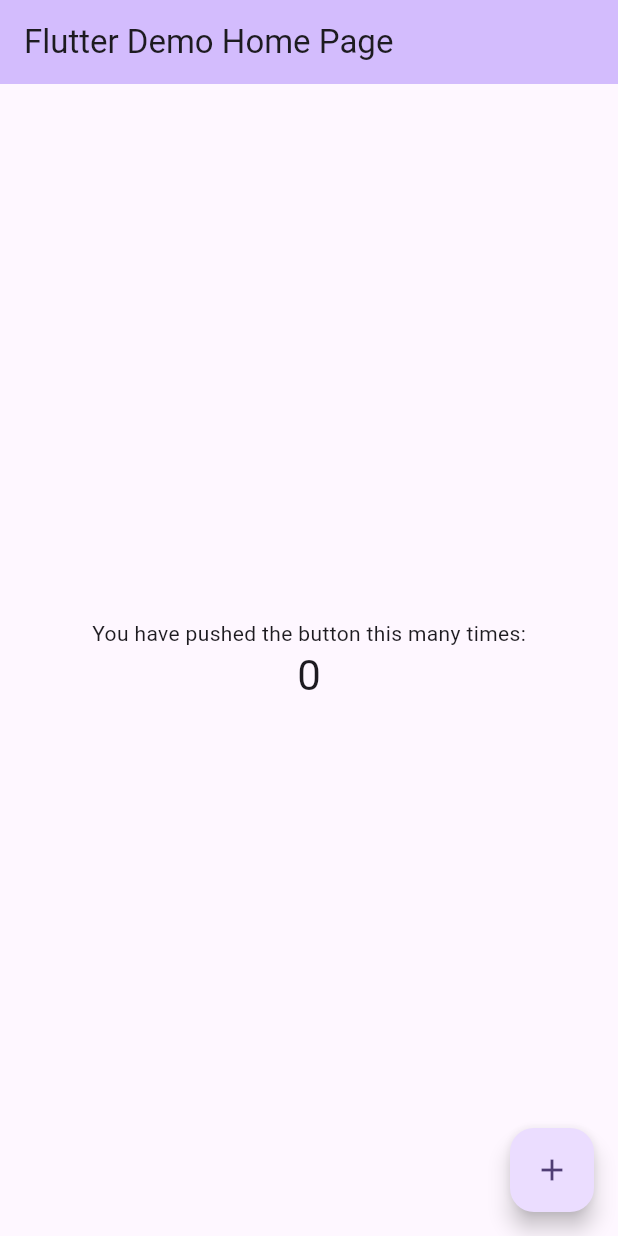
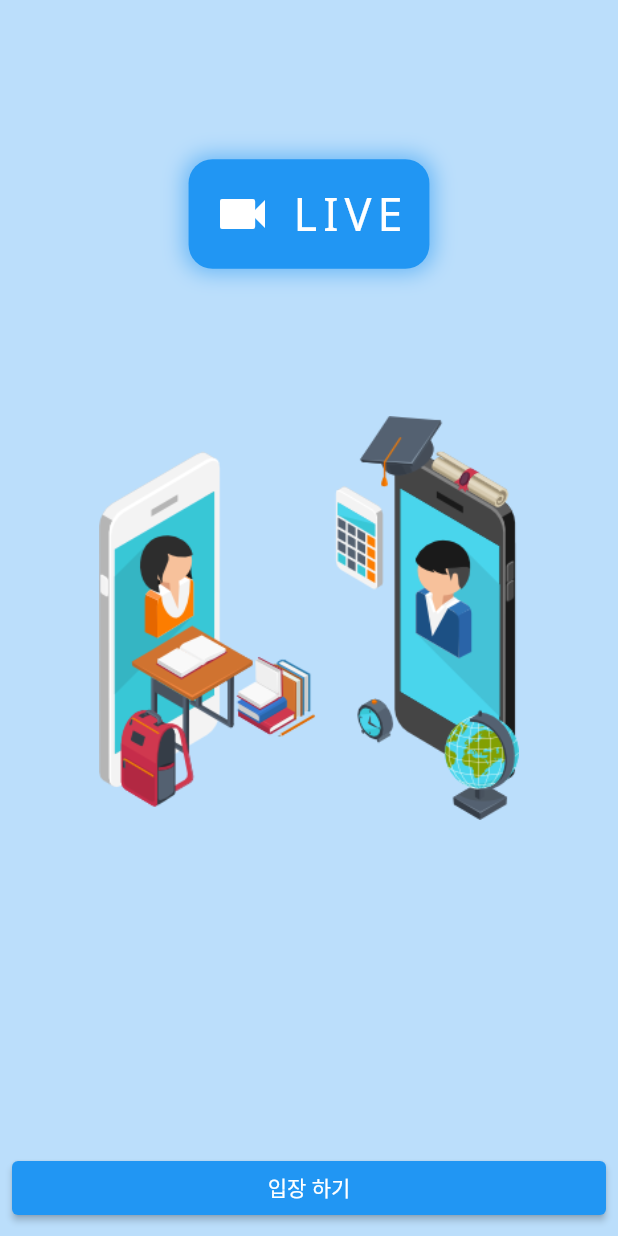
Before and after one commit to shpusan001/flutter-practice, a Flutter app: the screen it shows after launch, on a phone screen of 412 x 824 dp. Run offline on Flutter 3.47's test engine with Material 2 defaults, Android fonts, the phone set to English and light mode, and no system bars; our stand-ins replace geolocator, google_maps_flutter, image_picker, permission_handler, video_player, webview_flutter; missing offline and left inert: agora_rtc_engine.

Commit message:
video_call 완성

```diff
--- a/flutter_lecture/video_call/lib/const/agora.dart
+++ b/flutter_lecture/video_call/lib/const/agora.dart
@@ -1,3 +1,3 @@
 const APP_ID = "9781dc682b7147cb9892af9231808eec";
-const CHANNAL_NAME = "testchannel";
+const CHANNEL_NAME = "testchannel";
 const TEMP_TOKEN = "007eJxTYNiWJBmxwuD/Rp1X/xeGPbzjpHy5hs3nUf1UDScGzRkPg58rMFiaWximJJtZGCWZG5qYJydZWlgaJaZZGhkbWhhYpKYmx4u3pDQEMjKs5tJjYWSAQBCfm6EktbgkOSMxLy81h4EBADMyIWc=";
--- a/flutter_lecture/video_call/lib/main.dart
+++ b/flutter_lecture/video_call/lib/main.dart
@@ -1,125 +1,10 @@
 import 'package:flutter/material.dart';
+import 'package:video_call/screen/home_screen.dart';
 
 void main() {
-  runApp(const MyApp());
+  runApp(MaterialApp(
+    debugShowCheckedModeBanner: false,
+    theme: ThemeData(fontFamily: "NotoSans"),
+    home: Home_Screen(),
+  ));
 }
-
-class MyApp extends StatelessWidget {
-  const MyApp({super.key});
-
-  // This widget is the root of your application.
-  @override
-  Widget build(BuildContext context) {
-    return MaterialApp(
-      title: 'Flutter Demo',
-      theme: ThemeData(
-        // This is the theme of your application.
-        //
-        // TRY THIS: Try running your application with "flutter run". You'll see
-        // the application has a blue toolbar. Then, without quitting the app,
-        // try changing the seedColor in the colorScheme below to Colors.green
-        // and then invoke "hot reload" (save your changes or press the "hot
-        // reload" button in a Flutter-supported IDE, or press "r" if you used
-        // the command line to start the app).
-        //
-        // Notice that the counter didn't reset back to zero; the application
-        // state is not lost during the reload. To reset the state, use hot
-        // restart instead.
-        //
-        // This works for code too, not just values: Most code changes can be
-        // tested with just a hot reload.
-        colorScheme: ColorScheme.fromSeed(seedColor: Colors.deepPurple),
-        useMaterial3: true,
-      ),
-      home: const MyHomePage(title: 'Flutter Demo Home Page'),
-    );
-  }
-}
-
-class MyHomePage extends StatefulWidget {
-  const MyHomePage({super.key, required this.title});
-
-  // This widget is the home page of your application. It is stateful, meaning
-  // that it has a State object (defined below) that contains fields that affect
-  // how it looks.
-
-  // This class is the configuration for the state. It holds the values (in this
-  // case the title) provided by the parent (in this case the App widget) and
-  // used by the build method of the State. Fields in a Widget subclass are
-  // always marked "final".
-
-  final String title;
-
-  @override
-  State<MyHomePage> createState() => _MyHomePageState();
-}
-
-class _MyHomePageState extends State<MyHomePage> {
-  int _counter = 0;
-
-  void _incrementCounter() {
-    setState(() {
-      // This call to setState tells the Flutter framework that something has
-      // changed in this State, which causes it to rerun the build method below
-      // so that the display can reflect the updated values. If we changed
-      // _counter without calling setState(), then the build method would not be
-      // called again, and so nothing would appear to happen.
-      _counter++;
-    });
-  }
-
-  @override
-  Widget build(BuildContext context) {
-    // This method is rerun every time setState is called, for instance as done
-    // by the _incrementCounter method above.
-    //
-    // The Flutter framework has been optimized to make rerunning build methods
-    // fast, so that you can just rebuild anything that needs updating rather
-    // than having to individually change instances of widgets.
-    return Scaffold(
-      appBar: AppBar(
-        // TRY THIS: Try changing the color here to a specific color (to
-        // Colors.amber, perhaps?) and trigger a hot reload to see the AppBar
-        // change color while the other colors stay the same.
-        backgroundColor: Theme.of(context).colorScheme.inversePrimary,
-        // Here we take the value from the MyHomePage object that was created by
-        // the App.build method, and use it to set our appbar title.
-        title: Text(widget.title),
-      ),
-      body: Center(
-        // Center is a layout widget. It takes a single child and positions it
-        // in the middle of the parent.
-        child: Column(
-          // Column is also a layout widget. It takes a list of children and
-          // arranges them vertically. By default, it sizes itself to fit its
-          // children horizontally, and tries to be as tall as its parent.
-          //
-          // Column has various properties to control how it sizes itself and
-          // how it positions its children. Here we use mainAxisAlignment to
-          // center the children vertically; the main axis here is the vertical
-          // axis because Columns are vertical (the cross axis would be
-          // horizontal).
-          //
-          // TRY THIS: Invoke "debug painting" (choose the "Toggle Debug Paint"
-          // action in the IDE, or press "p" in the console), to see the
-          // wireframe for each widget.
-          mainAxisAlignment: MainAxisAlignment.center,
-          children: <Widget>[
-            const Text(
-              'You have pushed the button this many times:',
-            ),
-            Text(
-              '$_counter',
-              style: Theme.of(context).textTheme.headlineMedium,
-            ),
-          ],
-        ),
-      ),
-      floatingActionButton: FloatingActionButton(
-        onPressed: _incrementCounter,
-        tooltip: 'Increment',
-        child: const Icon(Icons.add),
-      ), // This trailing comma makes auto-formatting nicer for build methods.
-    );
-  }
-}
--- /dev/null
+++ b/flutter_lecture/video_call/lib/screen/home_screen.dart
@@ -0,0 +1,93 @@
+import 'package:flutter/material.dart';
+import 'package:video_call/screen/cam_screen.dart';
+
+class Home_Screen extends StatelessWidget {
+  const Home_Screen({Key? key}) : super(key: key);
+
+  @override
+  Widget build(BuildContext context) {
+    return Scaffold(
+        backgroundColor: Colors.blue[100],
+        body: Padding(
+          padding: const EdgeInsets.all(8.0),
+          child: Column(
+            children: [
+              Expanded(child: _Logo()),
+              Expanded(child: _Image()),
+              Expanded(child: _Button())
+            ],
+          ),
+        ));
+  }
+}
+
+class _Logo extends StatelessWidget {
+  const _Logo({Key? key}) : super(key: key);
+
+  @override
+  Widget build(BuildContext context) {
+    return Center(
+      child: Container(
+        decoration: BoxDecoration(
+            color: Colors.blue,
+            borderRadius: BorderRadius.circular(16),
+            boxShadow: [
+              BoxShadow(
+                  color: Colors.blue[300]!, blurRadius: 12, spreadRadius: 2)
+            ]),
+        child: Padding(
+          padding: const EdgeInsets.all(16.0),
+          child: Row(
+            mainAxisSize: MainAxisSize.min,
+            children: [
+              Icon(
+                Icons.videocam,
+                color: Colors.white,
+                size: 40.0,
+              ),
+              SizedBox(
+                width: 12.0,
+              ),
+              Text(
+                "LIVE",
+                style: TextStyle(
+                    color: Colors.white, fontSize: 30, letterSpacing: 4.0),
+              )
+            ],
+          ),
+        ),
+      ),
+    );
+  }
+}
+
+class _Image extends StatelessWidget {
+  const _Image({Key? key}) : super(key: key);
+
+  @override
+  Widget build(BuildContext context) {
+    return Center(
+      child: Image.asset("asset/img/home_img.png"),
+    );
+  }
+}
+
+class _Button extends StatelessWidget {
+  const _Button({Key? key}) : super(key: key);
+
+  @override
+  Widget build(BuildContext context) {
+    return Column(
+      mainAxisAlignment: MainAxisAlignment.end,
+      crossAxisAlignment: CrossAxisAlignment.stretch,
+      children: [
+        ElevatedButton(
+            onPressed: () {
+              Navigator.of(context)
+                  .push(MaterialPageRoute(builder: (_) => CamScreen()));
+            },
+            child: Text("입장 하기")),
+      ],
+    );
+  }
+}
```
Also changed, not shown: flutter_lecture/video_call/lib/screen/cam_screen.dart (added, +160 -0 lines), 2 other files.
